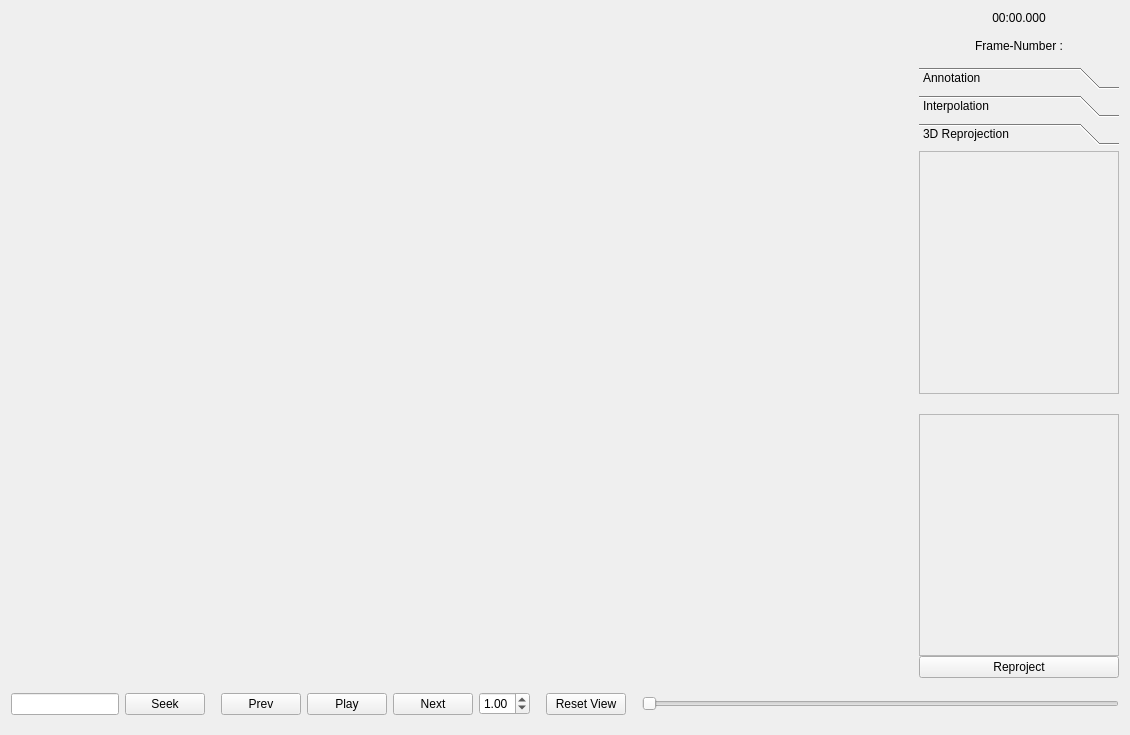
Old version of the form MuSeqPose/Resources/AnnotationWidget.ui in the repository mahir1010/MuSeqPose.
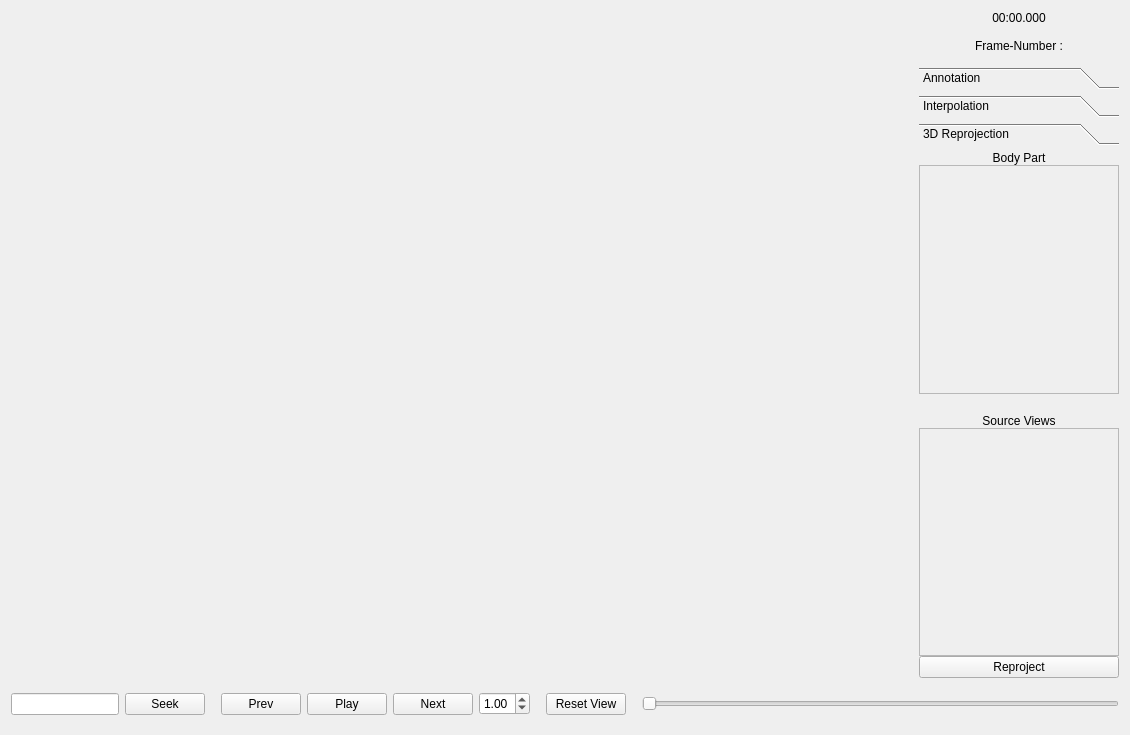
New version of the form. The open tabs and pages were chosen to show the change.

Diff of the .ui file:
```diff
--- a/MuSeqPose/Resources/AnnotationWidget.ui
+++ b/MuSeqPose/Resources/AnnotationWidget.ui
@@ -318,7 +318,7 @@
                                         <x>0</x>
                                         <y>0</y>
                                         <width>200</width>
-                                        <height>519</height>
+                                        <height>509</height>
                                     </rect>
                                 </property>
                                 <attribute name="label">
@@ -341,7 +341,17 @@
                                         <number>0</number>
                                     </property>
                                     <item>
-                                        <layout class="QVBoxLayout" name="verticalLayout" stretch="1,0,1">
+                                        <layout class="QVBoxLayout" name="verticalLayout" stretch="0,1,0,0,1">
+                                            <item>
+                                                <widget class="QLabel" name="label_2">
+                                                    <property name="text">
+                                                        <string>Body Part</string>
+                                                    </property>
+                                                    <property name="alignment">
+                                                        <set>Qt::AlignCenter</set>
+                                                    </property>
+                                                </widget>
+                                            </item>
                                             <item>
                                                 <widget class="QScrollArea" name="scrollArea_4">
                                                     <property name="frameShadow">
@@ -356,7 +366,7 @@
                                                                 <x>0</x>
                                                                 <y>0</y>
                                                                 <width>194</width>
-                                                                <height>222</height>
+                                                                <height>190</height>
                                                             </rect>
                                                         </property>
                                                         <layout class="QHBoxLayout" name="horizontalLayout">
@@ -389,6 +399,16 @@
                                                     </property>
                                                 </spacer>
                                             </item>
+                                            <item>
+                                                <widget class="QLabel" name="label_3">
+                                                    <property name="text">
+                                                        <string>Source Views</string>
+                                                    </property>
+                                                    <property name="alignment">
+                                                        <set>Qt::AlignCenter</set>
+                                                    </property>
+                                                </widget>
+                                            </item>
                                             <item>
                                                 <widget class="QScrollArea" name="scrollArea_5">
                                                     <property name="frameShadow">
@@ -403,7 +423,7 @@
                                                                 <x>0</x>
                                                                 <y>0</y>
                                                                 <width>194</width>
-                                                                <height>221</height>
+                                                                <height>189</height>
                                                             </rect>
                                                         </property>
                                                         <layout class="QVBoxLayout" name="verticalLayout_13">
```
Left out of the diff: 22 changed lines with no effect on the pictures.
